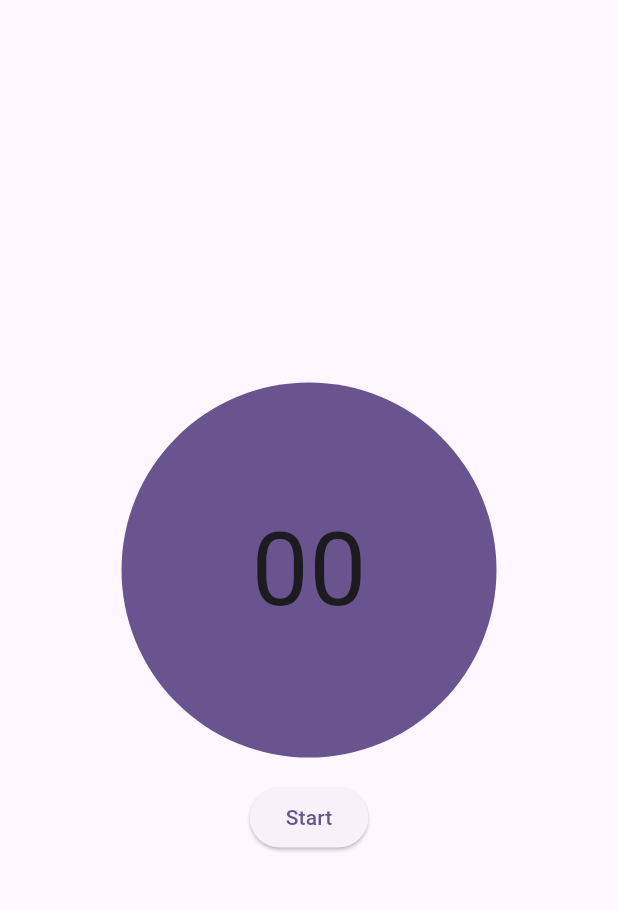
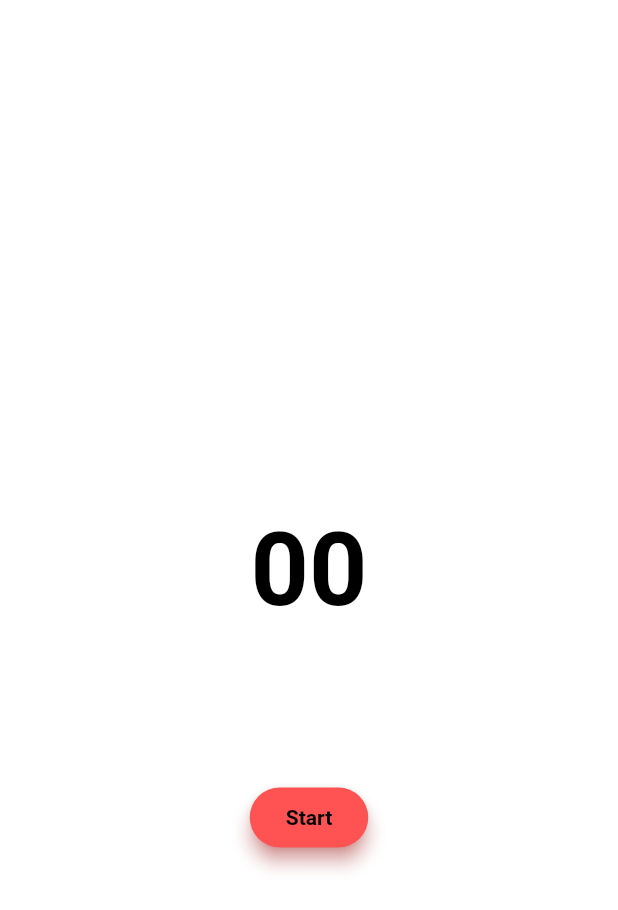
Before and after one commit to rapunschel/orodomop, a Flutter app: the screen it shows after launch, on a phone screen of 412 x 824 dp. Shown: the top 910 px of the screen. Run offline on Flutter 3.47's test engine with Material 3 defaults, Android fonts, the light colour scheme and no system bars; drawn by our look-alikes of auto_size_text; our stand-ins replace flutter_local_notifications, flutter_timezone, permission_handler, shared_preferences, timezone; missing offline and left inert: flutter_foreground_task, glowy_borders.

Commit message:
Added light theme styling

```diff
--- a/lib/main.dart
+++ b/lib/main.dart
@@ -1,5 +1,6 @@
 import 'package:flutter/material.dart';
 import 'package:orodomop/screens/timer_screen.dart';
+import 'package:orodomop/themes/light_theme.dart';
 import 'package:provider/provider.dart';
 import 'package:orodomop/models/timer_model.dart';
 import 'package:flutter_foreground_task/flutter_foreground_task.dart';
@@ -64,9 +65,7 @@
       routes: {'/': (context) => const TimerScreen()},
       initialRoute: '/',
       title: 'Orodomop',
-      theme: ThemeData(
-        colorScheme: ColorScheme.fromSeed(seedColor: Colors.deepPurple),
-      ),
+      theme: lightTheme(),
     );
   }
 }
--- /dev/null
+++ b/lib/themes/light_theme.dart
@@ -0,0 +1,110 @@
+import 'package:flutter/material.dart';
+
+ThemeData lightTheme() {
+  Color primaryColor = Colors.white; // App background
+
+  // Dialog
+  Color dialogTitleTextColor = Colors.black;
+  FontWeight dialogTitleWeight = FontWeight.bold;
+
+  Color dialogBackground = Colors.white;
+  Color dialogBorderColor = Colors.redAccent;
+  Color dialogShadowColor = dialogBorderColor;
+  double dialogTitleFontSize = 24;
+  double dialogBorderWidth = 2;
+  double dialogBorderRadius = 33;
+  double dialogElevation = 20;
+
+  // text button color (used by dialog amongst others)
+  Color textButtonColor = dialogBorderColor;
+  double textButtonFontSize = 18;
+
+  // Buttons
+  Color elevatedButtonTextColor = Colors.black;
+  Color elevatedButtonColor = dialogBorderColor; // Colors.redAccent;
+  Color elevatedButtonShadowColor = elevatedButtonColor;
+  double elevatedButtonElevation = 5;
+  double elevatedButtonTextSize = 14;
+  FontWeight elevatedButtonTextWeight = FontWeight.bold;
+
+  // Timer
+  double timerFontSize = 68;
+  FontWeight timerFontWeight = FontWeight.bold;
+
+  // Not the main use of colorScheme but works for the gradients
+  ColorScheme gradientColors = ColorScheme.light(
+    primary: Colors.black,
+    inversePrimary: Colors.red,
+  );
+  return ThemeData(
+    primaryColor: primaryColor,
+    scaffoldBackgroundColor: primaryColor,
+
+    // For the time counters.
+    textTheme: TextTheme(
+      titleLarge: TextStyle(
+        fontSize: timerFontSize,
+        fontWeight: timerFontWeight,
+      ),
+    ),
+    // Gradient border colors
+    colorScheme: gradientColors,
+    // Dialog
+    dialogTheme: DialogTheme(
+      shadowColor: dialogShadowColor,
+      elevation: dialogElevation,
+      shape: RoundedRectangleBorder(
+        side: BorderSide(color: dialogBorderColor, width: dialogBorderWidth),
+
+        borderRadius: BorderRadius.circular(dialogBorderRadius),
+      ),
+      titleTextStyle: TextStyle(
+        color: dialogTitleTextColor,
+        fontWeight: dialogTitleWeight,
+        fontSize: dialogTitleFontSize,
+      ),
+      contentTextStyle: TextStyle(
+        color: dialogTitleTextColor,
+        fontSize: dialogTitleFontSize,
+      ),
+      backgroundColor: dialogBackground,
+    ),
+    textButtonTheme: TextButtonThemeData(
+      style: TextButton.styleFrom(
+        foregroundColor: textButtonColor,
+        textStyle: TextStyle(
+          fontSize: textButtonFontSize,
+          fontWeight: FontWeight.bold,
+        ),
+      ),
+    ),
+    elevatedButtonTheme: ElevatedButtonThemeData(
+      style: ButtonStyle(
+        elevation: WidgetStateProperty.resolveWith<double>((states) {
+          return elevatedButtonElevation;
+        }),
+
+        shadowColor: WidgetStateProperty.resolveWith<Color>((states) {
+          return elevatedButtonShadowColor;
+        }),
+        // Color for the text
+        foregroundColor: WidgetStateProperty.resolveWith<Color>((states) {
+          return elevatedButtonTextColor;
+        }),
+
+        // Button color
+        backgroundColor: WidgetStateProperty.resolveWith<Color>((states) {
+          return elevatedButtonColor;
+        }),
+
+        // Text style
+        textStyle: WidgetStateProperty.resolveWith<TextStyle>((states) {
+          return TextStyle(
+            fontSize: elevatedButtonTextSize,
+            fontWeight: elevatedButtonTextWeight,
+          );
+        }),
+      ),
+    ),
+  );
+}
--- a/lib/widgets/stopwatches/custom_stop_watch.dart
+++ b/lib/widgets/stopwatches/custom_stop_watch.dart
@@ -16,7 +16,10 @@
         return AnimatedGradientBorder(
           borderSize: 3,
           glowSize: 10,
-          gradientColors: [Colors.red, Colors.blue],
+          gradientColors: [
+            Theme.of(context).colorScheme.primary,
+            Theme.of(context).colorScheme.inversePrimary,
+          ],
           borderRadius: BorderRadius.all(Radius.circular(999)),
           child: SizedBox(
             width: 250,
@@ -31,7 +34,7 @@
                   StringFormatter.formatTime(time),
                   maxLines: 1,
                   maxFontSize: 68,
-                  style: TextStyle(fontSize: 68),
+                  style: Theme.of(context).textTheme.titleLarge,
                 ),
               ),
             ),
```
